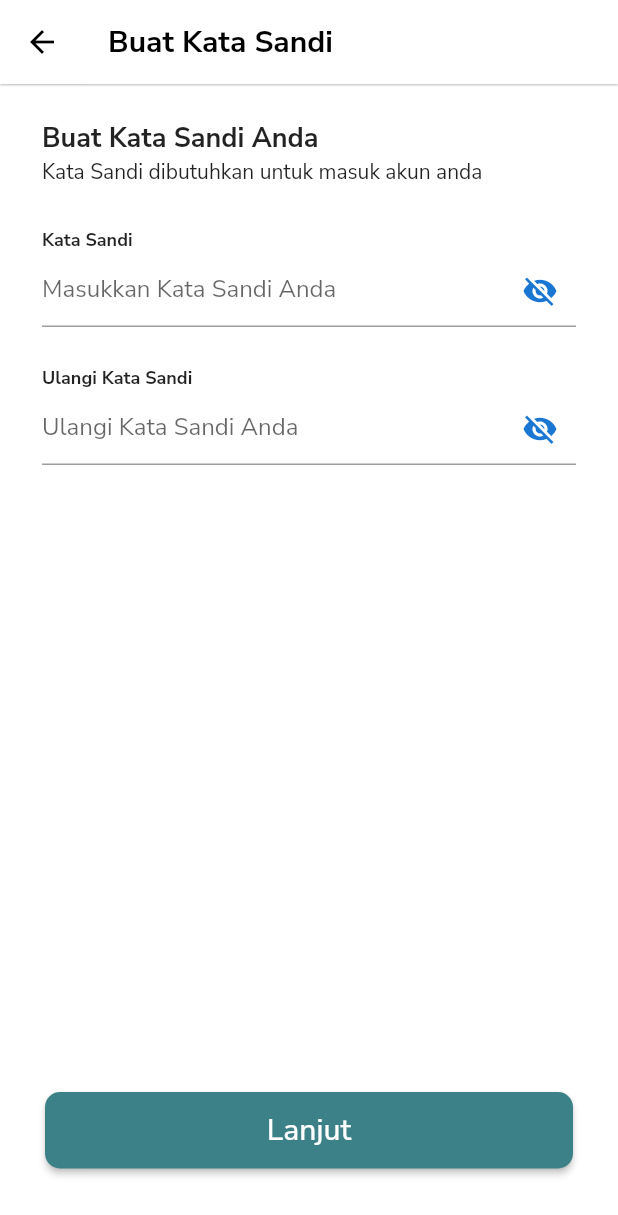
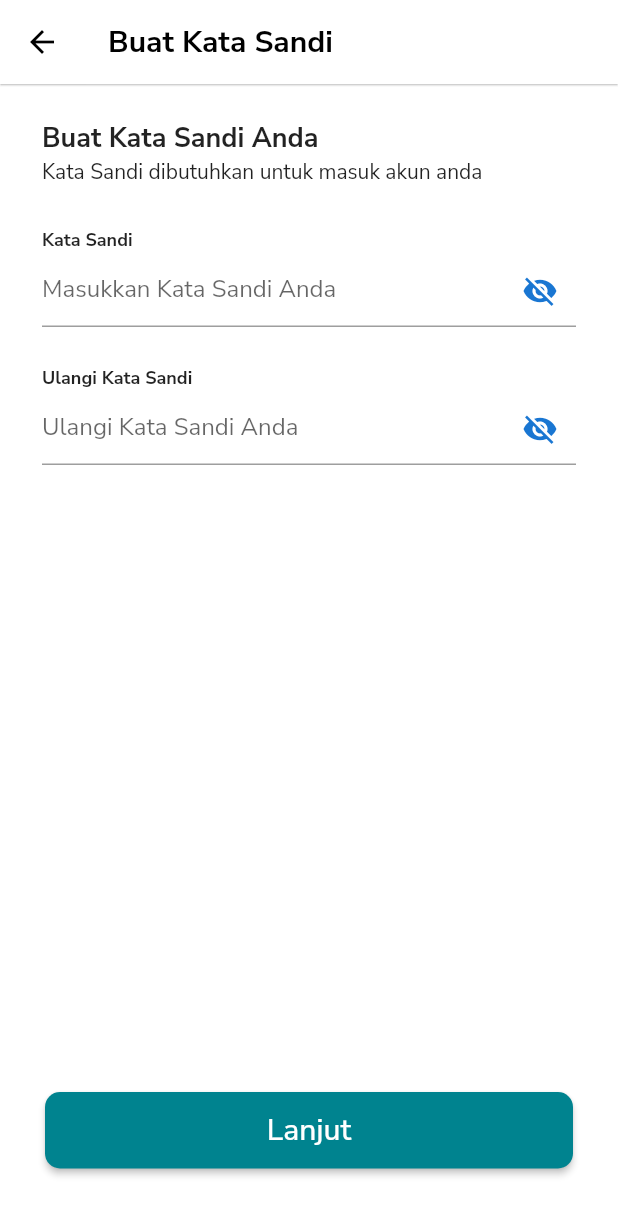
Before and after one commit to ryecries/blanjaloka_flutter, a Flutter app: the EnterPassword screen opened directly, on a phone screen of 412 x 824 dp. Shown: the top 1215 px of the screen. Run offline on Flutter 3.47's test engine with Material 2 defaults, Android fonts, the light colour scheme and no system bars; our stand-ins replace google_fonts, image_picker.

Commit message:
update primary color

```diff
--- a/lib/constant.dart
+++ b/lib/constant.dart
@@ -1,4 +1,4 @@
 import 'package:flutter/material.dart';
 
-const bPrimaryColor       =Color(0xFF3c8187);
+const bPrimaryColor       =Color(0xFF00838f);
 const bPrimaryLightColor  =Color(0xFFFFECDF);
```
